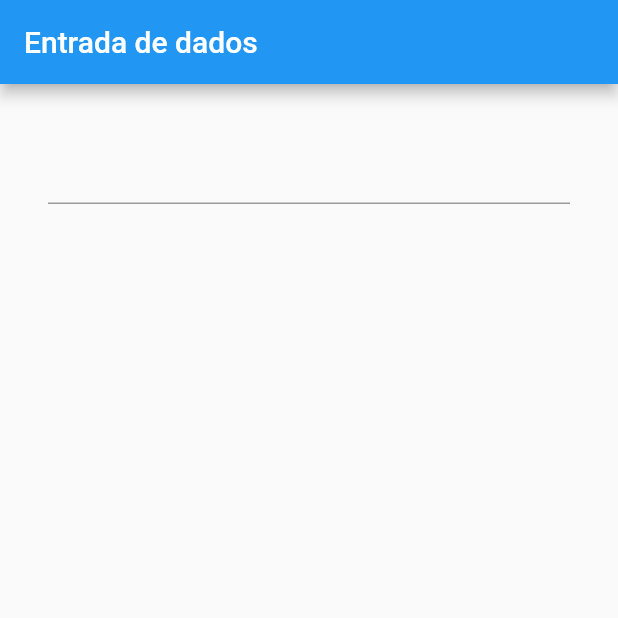
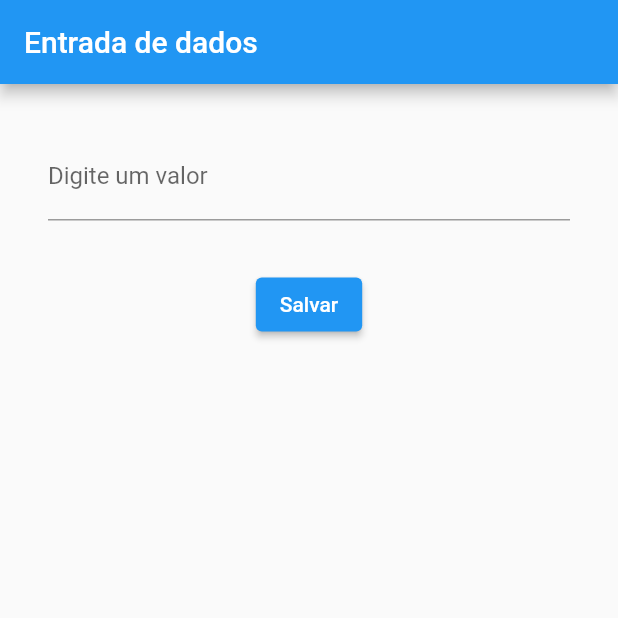
Before and after one commit to hugosilvasbo/estudo_flutter_udemy, a Flutter app: the screen it shows after launch, on a phone screen of 412 x 824 dp, the top half of it. Run offline on Flutter 3.47's test engine with Material 2 defaults, Android fonts, the phone set to English and light mode, and no system bars.

Commit message:
Entrada de dados

```diff
--- a/entrada_dados/lib/CampoTexto.dart
+++ b/entrada_dados/lib/CampoTexto.dart
@@ -8,6 +8,9 @@ class CampoTexto extends StatefulWidget {
 }
 
 class _CampoTextoState extends State<CampoTexto> {
+
+  TextEditingController _textEditingController = TextEditingController();
+
   @override
   Widget build(BuildContext context) {
     return Scaffold(
@@ -19,8 +22,34 @@ class _CampoTextoState extends State<CampoTexto> {
             Padding(
               padding: EdgeInsets.all(32),
               child: TextField(
-                keyboardType: TextInputType.text,
+                keyboardType: TextInputType.number,
+                decoration: InputDecoration(labelText: "Digite um valor"),
+                //enabled: false,
+                //maxLength: 2,
+                //maxLengthEnforcement: true,
+                /*
+                style: TextStyle(
+                  fontSize: 25,
+                  color: Colors.green
+                ),
+                */
+                //obscureText: true,WS
+                /*
+                onChanged: (String e) {
+                  print("Valor digitado: " + e);
+                },
+                */
+                onSubmitted: (String e) {
+                  print("Valor digitado: " + e);
+                },
+                controller: _textEditingController,
               ),
+            ),
+            ElevatedButton(
+                onPressed: () {
+                  print("Valor digitado: " + _textEditingController.text);
+                },
+                child: Text("Salvar")
             )
           ],
         ));
```
